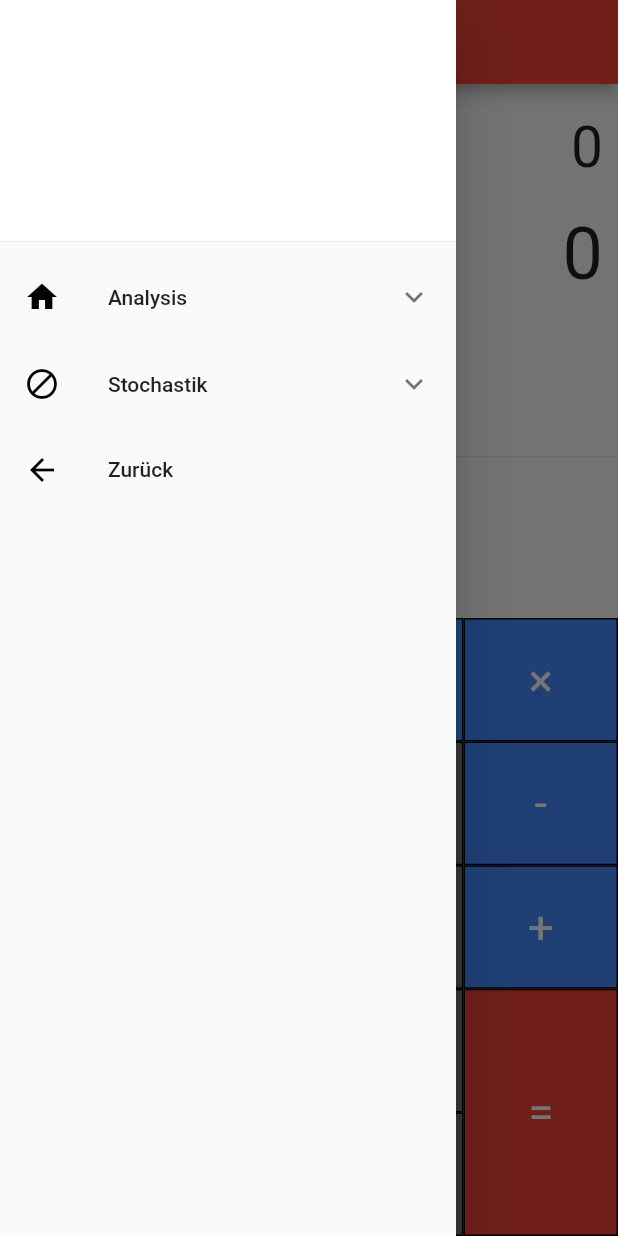
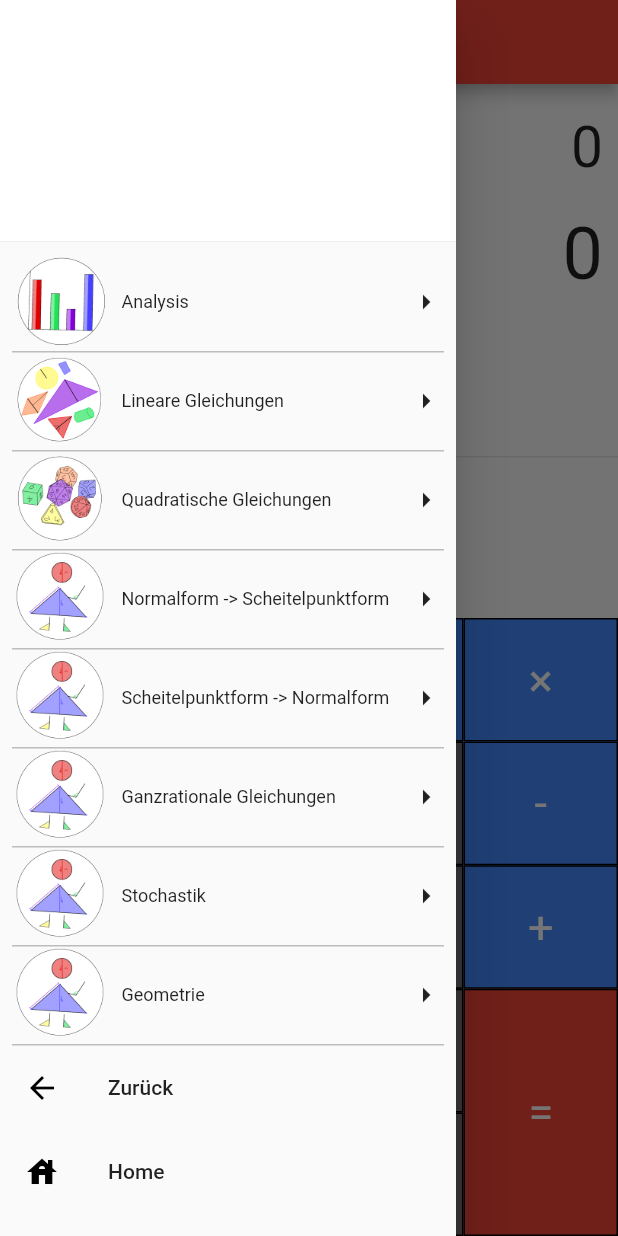
Before and after one commit to bettapp/my_first_flutter_app, a Flutter app: the SimpleCalculator screen opened directly, with the side drawer open, on a phone screen of 412 x 824 dp. Run offline on Flutter 3.47's test engine with Material 2 defaults, Android fonts, the phone set to English and light mode, and no system bars; our stand-ins replace math_expressions, splashscreen; missing offline and left inert: catex.

Commit message:
side_bar.dart deleted (old Drawer)

```diff
--- a/lib/SideBars/Drawer.dart
+++ b/lib/SideBars/Drawer.dart
@@ -1,4 +1,5 @@
 import 'package:flutter/material.dart';
+import 'package:my_first_flutter_app/main.dart';
 
 class SideBar2 extends StatelessWidget {
 
@@ -29,9 +30,22 @@ class SideBar2 extends StatelessWidget {
                     color: Colors.black,
                   ),
                   title: Text("Zurück"),
+                  //onTap: () => Navigator.pop(context),
                   onTap: () => Navigator.pop(context),
-                ),
-              ))
+              ),
+          )),
+          Expanded(child: Align(
+            alignment: FractionalOffset.bottomCenter,
+            child: ListTile(
+              leading: Icon(
+                Icons.house,
+                color: Colors.black,
+              ),
+              title: Text("Home"),
+              //onTap: () => Navigator.pop(context),
+              onTap: () => Navigator.push(context, MaterialPageRoute(builder: (context) => MyHomePage(title: 'Hauptmenü',)))),
+            ),
+          )
         ],
       ),
     );
--- a/lib/SideBars/side_bar.dart
+++ /dev/null
@@ -1,123 +0,0 @@
-import 'package:flutter/material.dart';
-
-class SideBar extends StatelessWidget {
-
-  @override
-  Widget build(BuildContext context) {
-    return Drawer(
-      child:
-        ListView(
-          children: <Widget>[
-            DrawerHeader(
-              decoration: BoxDecoration(
-                color: Colors.white,
-              ), child: null,
-            ),
-            ExpansionTile(
-              leading: Icon(
-                Icons.home,
-                color: Colors.black
-              ),
-              title: Text("Analysis"),
-            children: <Widget>[
-              GestureDetector(
-                child: SizedBox(
-                  width: 250,
-                  height: 35,
-                  child: Container(
-                    decoration: BoxDecoration(
-                    //color: Colors.black,
-                    //borderRadius: BorderRadius.circular(15),
-                    ),
-                    child: Card(child: Center(child: Text("Lineare Gleichungen")))
-                  ),
-                ),
-                onTap: () => Navigator.pop(context),
-              ),
-              SizedBox(height: 7,),
-                GestureDetector(
-                  child: SizedBox(
-                    width: 250,
-                    height: 35,
-                    child: Container(
-                      decoration: BoxDecoration(
-                      //color: Colors.black,
-                      //borderRadius: BorderRadius.circular(15),
-                      ),
-                      child: Card(child: Center(child: Text("Quadratische Gleichungen")))
-                    ),
-                  ),
-                  onTap: () => Navigator.pop(context),
-                ),
-              SizedBox(height: 7,),
-              GestureDetector(
-                child: SizedBox(
-                  width: 250,
-                  height: 35,
-                  child: Container(
-                    decoration: BoxDecoration(
-                      //color: Colors.black,
-                      //borderRadius: BorderRadius.circular(15),
-                    ),
-                    child: Card(child: Center(child: Text("Normalform -> Scheitelpunktform")))
-                  ),
-                ),
-                onTap: () => Navigator.pop(context),
-              ),
-              SizedBox(height: 7,),
-              GestureDetector(
-                child: SizedBox(
-                  width: 250,
-                  height: 35,
-                  child: Container(
-                    decoration: BoxDecoration(
-                      //color: Colors.black,
-                      //borderRadius: BorderRadius.circular(15),
-                    ),
-                    child: Card(child: Center(child: Text("Scheitelpunktform -> Normalform")))
-                  ),
-                ),
-                onTap: () => Navigator.pop(context),
-              ),
-              SizedBox(height: 7,),
-              GestureDetector(
-                child: SizedBox(
-                  width: 250,
-                  height: 35,
-                  child: Container(
-                    decoration: BoxDecoration(
-                      //color: Colors.black,
-                      //borderRadius: BorderRadius.circular(15),
-                    ),
-                    child: Card(child: Center(child: Text("Ganzrationale Gleichungen")))
-                  ),
-                ),
-                onTap: () => Navigator.pop(context),
-              ),
-              ],
-            ),
-            ExpansionTile(
-              leading: Icon(
-                Icons.block,
-                color: Colors.black
-              ),
-              title: Text("Stochastik"),
-              children: <Widget>[Text("Thema 1"), Text("Thema 2")],
-            ),
-            Expanded(
-              child: Align(
-                alignment: FractionalOffset.bottomCenter,
-                child: ListTile(
-                  leading: Icon(
-                    Icons.arrow_back,
-                    color: Colors.black,
-                  ),
-                  title: Text("Zurück"),
-                  onTap: () => Navigator.pop(context),
-                ),
-              ))
-          ],
-        ),
-      );
-    }
-  }
--- a/lib/calculator.dart
+++ b/lib/calculator.dart
@@ -1,8 +1,6 @@
 import 'package:flutter/material.dart';
 import 'package:math_expressions/math_expressions.dart';
-import 'package:my_first_flutter_app/SideBars/side_bar.dart';
-
-import 'SideBars/side_bar.dart';
+import 'package:my_first_flutter_app/SideBars/Drawer.dart';
 
 void main(){
   runApp(Calculator());
@@ -117,7 +115,7 @@ class _SimpleCalculatorState extends State<SimpleCalculator> {
   @override
   Widget build(BuildContext context) {
     return Scaffold(
-      drawer: SideBar(),
+      drawer: SideBar2(),
       appBar: AppBar(title: Text('Calculator')),
       body: Column(
         children: <Widget>[
--- a/lib/main.dart
+++ b/lib/main.dart
@@ -5,7 +5,6 @@ import 'package:catex/catex.dart';
 import 'package:my_first_flutter_app/SideBars/Drawer.dart';
 
 import './calculator.dart';
-import 'SideBars/side_bar.dart';
 import './splashscreen.dart';
 
 void main() {
@@ -459,7 +458,7 @@ class _MyHomePageState extends State<MyHomePage> {
       );
     }
     return Scaffold(
-      drawer: SideBar(),
+      drawer: SideBar2(),
       body: Container(
         child: Text(
           'Something went wrong',
```
Also changed, not shown: pubspec.lock.
